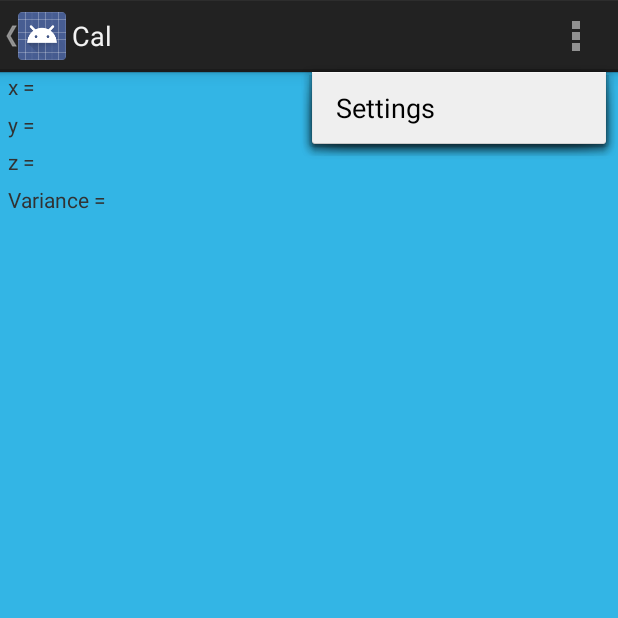
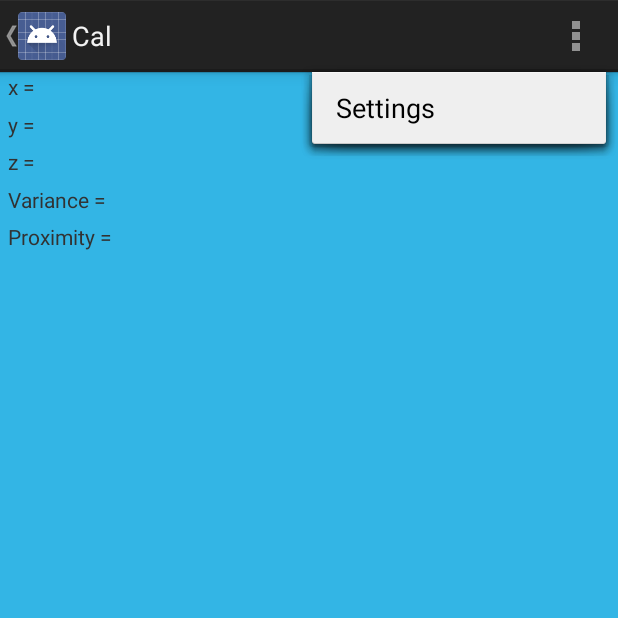
Before and after one commit to mbartling/Cal, an Android app: the screen it shows after launch (MainActivity), with the options menu open, on a phone screen of 412 x 824 dp, the top half of it. Run offline under Robolectric (Android 15) with nearby library versions, the light colour scheme and no system bars; 3 statements that could not run were skipped.

Commit message:
Added Proximity sensor reading. Now we can tell if the phone is in-pocket or near-face.

```diff
--- a/app/src/main/java/com/example/michael/cal/MainActivity.java
+++ b/app/src/main/java/com/example/michael/cal/MainActivity.java
@@ -38,6 +38,13 @@ public class MainActivity extends Activity
 
     private SensorManager mSensorManager;
     private Sensor mAccel;
+    private Sensor mProximity;
+
+    private float[] accelVals;
+    private int proximityVal;
+    private float proxMax;
+
+    private float epsilon = 0.0000001f;
 
     private AccelWindow mAccelWindow;
     private int currPosition;
@@ -64,8 +71,13 @@ public class MainActivity extends Activity
                 (DrawerLayout) findViewById(R.id.drawer_layout));
 
         mSensorManager = (SensorManager) getSystemService(Context.SENSOR_SERVICE);
+
         mAccel = mSensorManager.getDefaultSensor(Sensor.TYPE_ACCELEROMETER);
+        mProximity = mSensorManager.getDefaultSensor(Sensor.TYPE_PROXIMITY);
+        proxMax = mProximity.getMaximumRange(); //Will treat this value as binary close, not-close
+            // See Android Proximity Sensor Documentation
 
+        mSensorManager.registerListener(proximitySensorEventListener, mProximity, SensorManager.SENSOR_DELAY_NORMAL);
         mAccelWindow = new AccelWindow(20);
         currPosition = 0;
 
@@ -82,6 +94,8 @@ public class MainActivity extends Activity
         }
         isTakingData =false;
         isWalking = false;
+
+
     }
 
     @Override
@@ -108,7 +122,36 @@ public class MainActivity extends Activity
                     .commit();
         }
     }
+    SensorEventListener proximitySensorEventListener = new SensorEventListener() {
+        @Override
+        public void onSensorChanged(SensorEvent sensorEvent) {
+            if(sensorEvent.sensor.getType() == Sensor.TYPE_PROXIMITY)
+            {
+                proximityVal = (Math.abs(sensorEvent.values[0] - proxMax) < epsilon) ? 1:0;
+                float x = accelVals[0];
+                float y = accelVals[1];
+                float z = accelVals[2];
+                if(currPosition == 1) {
 
+                    TextView pView = (TextView) findViewById(R.id.prox_val);
+
+
+                    pView.setText(String.valueOf(proximityVal));
+
+                    int d_isWalking     = (isWalking) ? 1 : 0;
+                    int d_isTakingData  = (isTakingData) ? 1 : 0;
+                    String s = String.format("%f, %f, %f, %d, %d;\n", x, y, z, d_isWalking, d_isTakingData);
+                    myDataLogger.writeData(s);
+
+                }
+            }
+        }
+
+        @Override
+        public void onAccuracyChanged(Sensor sensor, int i) {
+
+        }
+    };
     public void onSectionAttached(int number) {
         switch (number) {
             case 1:
@@ -172,11 +215,18 @@ public class MainActivity extends Activity
         // Do something
     }
 
+
     @Override
     public final void onSensorChanged(SensorEvent event) {
-        float x = event.values[0];
-        float y = event.values[1];
-        float z = event.values[2];
+
+        if(event.sensor.getType() == Sensor.TYPE_ACCELEROMETER)
+        {
+            accelVals = event.values;
+        }
+
+        float x = accelVals[0];
+        float y = accelVals[1];
+        float z = accelVals[2];
 
 
         if(currPosition == 1) {
@@ -184,14 +234,16 @@ public class MainActivity extends Activity
             TextView yView = (TextView) findViewById(R.id.y_val);
             TextView zView = (TextView) findViewById(R.id.z_val);
 
+
             xView.setText(String.valueOf(x));
             yView.setText(String.valueOf(y));
             zView.setText(String.valueOf(z));
+
             int d_isWalking     = (isWalking) ? 1 : 0;
             int d_isTakingData  = (isTakingData) ? 1 : 0;
             String s = String.format("%f, %f, %f, %d, %d;\n", x, y, z, d_isWalking, d_isTakingData);
             myDataLogger.writeData(s);
-            AccelReading reading = new AccelReading(event.values[0], event.values[1], event.values[2]);
+            AccelReading reading = new AccelReading(x,y, z);
             if (mAccelWindow.addReading(reading) == 1) {
 
                 double variance = mAccelWindow.variance;
@@ -213,12 +265,14 @@ public class MainActivity extends Activity
     protected void onResume(){
         super.onResume();
         mSensorManager.registerListener(this, mAccel, SensorManager.SENSOR_DELAY_NORMAL);
+        mSensorManager.registerListener(proximitySensorEventListener, mProximity, SensorManager.SENSOR_DELAY_NORMAL);
     }
 
     @Override
     protected void onPause(){
         super.onPause();
         mSensorManager.unregisterListener(this);
+        mSensorManager.unregisterListener(proximitySensorEventListener);
     }
 
     @Override
--- a/app/src/main/res/layout/fragment_home.xml
+++ b/app/src/main/res/layout/fragment_home.xml
@@ -97,6 +97,29 @@
             android:paddingLeft="5dp" />
 
     </LinearLayout>
+    <LinearLayout
+        android:orientation="horizontal"
+        android:layout_width="match_parent"
+        android:layout_height="wrap_content"
+        android:layout_alignParentLeft="true"
+        android:layout_marginLeft="0dp"
+        android:layout_alignParentTop="true"
+        android:layout_marginTop="100dp">
+
+        <TextView
+            android:layout_width="wrap_content"
+            android:layout_height="wrap_content"
+            android:text="Proximity = "
+
+            android:paddingLeft="5dp" />
+
+        <TextView
+            android:layout_width="wrap_content"
+            android:layout_height="wrap_content"
+            android:id="@+id/prox_val"
+            android:paddingLeft="5dp" />
+
+    </LinearLayout>
     <ToggleButton
         android:layout_width="wrap_content"
         android:layout_height="wrap_content"
```
